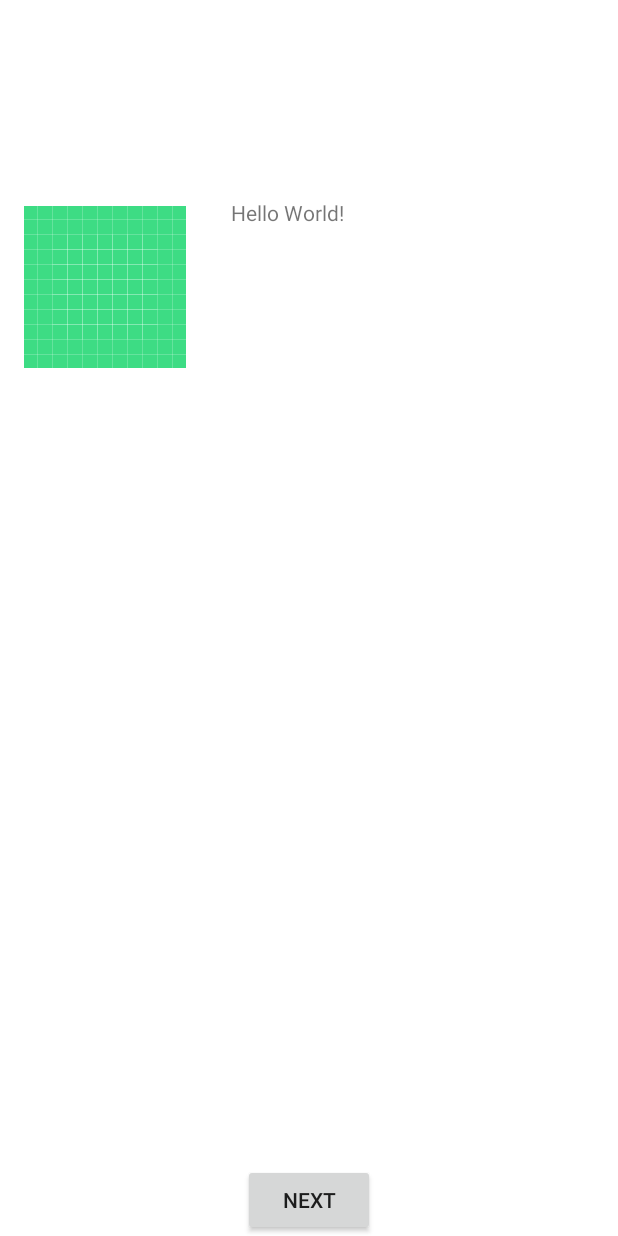
After one commit to RabbitRk/Mahinsure, an Android app: the Nextpage screen opened directly, with no data from a screen before it, on a phone screen of 412 x 824 dp. The commit adds this screen. Run offline under Robolectric (Android 15) with nearby library versions, the phone set to English and light mode, and no system bars.

Commit message:
Prototype commit

```diff
--- /dev/null
+++ b/app/src/main/java/com/rabbitt/mahinsure/Config.java
@@ -0,0 +1,5 @@
+package com.rabbitt.mahinsure;
+
+class Config {
+    static final String UPLOAD = "http://192.168.43.231/mahinsure/upload";
+}
--- /dev/null
+++ b/app/src/main/java/com/rabbitt/mahinsure/Nextpage.java
@@ -0,0 +1,60 @@
+package com.rabbitt.mahinsure;
+
+import android.content.Intent;
+import android.os.Bundle;
+import android.util.Log;
+import android.view.View;
+import android.view.WindowManager;
+
+import androidx.appcompat.app.AppCompatActivity;
+
+public class Nextpage extends AppCompatActivity {
+
+    private static final String TAG = "malu";
+
+    @Override
+    protected void onCreate(Bundle savedInstanceState) {
+        super.onCreate(savedInstanceState);
+        setContentView(R.layout.activity_nextpage);
+        getWindow().setFlags(WindowManager.LayoutParams.FLAG_FULLSCREEN, WindowManager.LayoutParams.FLAG_FULLSCREEN);
+
+        Log.i(TAG, "onCreate: ");
+
+
+    }
+
+    @Override
+    public void onBackPressed() {
+//        super.onBackPressed();
+        Log.i(TAG, "onBackPressed: ");
+        finish();
+    }
+
+    @Override
+    protected void onStart() {
+        super.onStart();
+        Log.i(TAG, "onStart: ");
+    }
+
+    @Override
+    protected void onPause() {
+        super.onPause();
+        Log.i(TAG, "onPause: ");
+    }
+
+    @Override
+    protected void onResume() {
+        super.onResume();
+        Log.i(TAG, "onResume: ");
+    }
+
+    @Override
+    protected void onDestroy() {
+        super.onDestroy();
+        Log.i(TAG, "onDestroy: ");
+    }
+
+    public void photo(View view) {
+        startActivity(new Intent(this, Upload.class));
+    }
+}
--- /dev/null
+++ b/app/src/main/res/anim/fadein.xml
@@ -0,0 +1,12 @@
+<?xml version="1.0" encoding="utf-8"?>
+<set xmlns:android="http://schemas.android.com/apk/res/android">
+        <translate
+            android:duration="2000"
+            android:fromXDelta="0%"
+            android:fromYDelta="-50%" />
+        <alpha
+            android:duration="1500"
+            android:fromAlpha="0.1"
+            android:toAlpha="1.0" />
+
+</set>
--- /dev/null
+++ b/app/src/main/res/anim/fadeup.xml
@@ -0,0 +1,12 @@
+<?xml version="1.0" encoding="utf-8"?>
+<set xmlns:android="http://schemas.android.com/apk/res/android">
+        <translate
+            android:duration="2000"
+            android:fromXDelta="0%"
+            android:fromYDelta="50%" />
+        <alpha
+            android:duration="1500"
+            android:fromAlpha="0.1"
+            android:toAlpha="1.0" />
+
+</set>
--- /dev/null
+++ b/app/src/main/res/anim/scale.xml
@@ -0,0 +1,14 @@
+<?xml version="1.0" encoding="utf-8"?>
+<set xmlns:android="http://schemas.android.com/apk/res/android">
+
+    <translate
+        android:duration="2000"
+        android:fromXDelta="0%"
+        android:fromYDelta="150%" />
+
+    <alpha
+        android:duration="1500"
+        android:fromAlpha="0.1"
+        android:toAlpha="1.0" />
+
+</set>
--- /dev/null
+++ b/app/src/main/res/layout/activity_nextpage.xml
@@ -0,0 +1,44 @@
+<?xml version="1.0" encoding="utf-8"?>
+<androidx.constraintlayout.widget.ConstraintLayout xmlns:android="http://schemas.android.com/apk/res/android"
+    xmlns:app="http://schemas.android.com/apk/res-auto"
+    xmlns:tools="http://schemas.android.com/tools"
+    android:layout_width="match_parent"
+    android:layout_height="match_parent"
+    tools:context=".Nextpage">
+
+    <ImageView
+        android:id="@+id/imageView"
+        android:layout_width="wrap_content"
+        android:layout_height="wrap_content"
+        android:src="@drawable/ic_launcher_background"
+        android:transitionName="imagetrans"
+        app:layout_constraintBottom_toBottomOf="parent"
+        app:layout_constraintEnd_toEndOf="parent"
+        app:layout_constraintHorizontal_bias="0.052"
+        app:layout_constraintStart_toStartOf="parent"
+        app:layout_constraintTop_toTopOf="parent"
+        app:layout_constraintVertical_bias="0.192" />
+
+    <TextView
+        android:layout_width="wrap_content"
+        android:layout_height="wrap_content"
+        android:text="Hello World!"
+        android:transitionName="texttrans"
+        app:layout_constraintBottom_toBottomOf="parent"
+        app:layout_constraintEnd_toEndOf="parent"
+        app:layout_constraintHorizontal_bias="0.142"
+        app:layout_constraintStart_toEndOf="@+id/imageView"
+        app:layout_constraintTop_toTopOf="parent"
+        app:layout_constraintVertical_bias="0.164" />
+
+    <Button
+        android:id="@+id/next"
+        android:layout_width="wrap_content"
+        android:layout_height="wrap_content"
+        android:onClick="photo"
+        android:text="Next"
+        app:layout_constraintBottom_toBottomOf="parent"
+        app:layout_constraintEnd_toEndOf="parent"
+        app:layout_constraintStart_toStartOf="parent" />
+
+</androidx.constraintlayout.widget.ConstraintLayout>
--- /dev/null
+++ b/app/src/main/res/transition/explode.xml
@@ -0,0 +1,5 @@
+<?xml version="1.0" encoding="utf-8"?>
+<transitionSet xmlns:android="http://schemas.android.com/apk/res/android">
+    <explode
+        android:duration="320" />
+</transitionSet>
--- a/app/src/main/res/values/colors.xml
+++ b/app/src/main/res/values/colors.xml
@@ -3,4 +3,6 @@
     <color name="colorPrimary">#6200EE</color>
     <color name="colorPrimaryDark">#3700B3</color>
     <color name="colorAccent">#03DAC5</color>
+
+    <color name="white">#FFFFFF</color>
 </resources>
--- a/app/src/main/res/values/strings.xml
+++ b/app/src/main/res/values/strings.xml
@@ -1,3 +1,4 @@
 <resources>
     <string name="app_name">Mahinsure</string>
+    <string name="date_format">dd-MMM-yyyy</string>
 </resources>
--- a/app/src/main/res/values/styles.xml
+++ b/app/src/main/res/values/styles.xml
@@ -1,11 +1,12 @@
 <resources>
 
-    <!-- Base application theme. -->
-    <style name="AppTheme" parent="Theme.AppCompat.Light.DarkActionBar">
-        <!-- Customize your theme here. -->
+    <style name="AppTheme" parent="Theme.AppCompat.Light.NoActionBar">
         <item name="colorPrimary">@color/colorPrimary</item>
         <item name="colorPrimaryDark">@color/colorPrimaryDark</item>
         <item name="colorAccent">@color/colorAccent</item>
+        <item name="android:windowContentTransitions">true</item>
+        <item name="android:windowBackground">@color/white</item>
+        <item name="android:colorBackground">@color/white</item>
     </style>
 
 </resources>
--- a/build.gradle
+++ b/build.gradle
@@ -18,6 +18,7 @@ buildscript {
 
 allprojects {
     repositories {
+        maven { url 'https://jitpack.io' }
         google()
         jcenter()
 
```
Also changed, not shown: app/build.gradle (+8 -1 lines), app/src/main/AndroidManifest.xml (+9 -1 lines), app/src/main/java/com/rabbitt/mahinsure/BitmapHolder.java (added, +21 -0 lines), app/src/main/java/com/rabbitt/mahinsure/MainActivity.java (+114 -0 lines), app/src/main/java/com/rabbitt/mahinsure/Upload.java (added, +251 -0 lines), app/src/main/res/layout/activity_main.xml (+66 -3 lines), app/src/main/res/layout/activity_upload.xml (added, +77 -0 lines), app/src/main/res/font/pop_med.otf (added).
